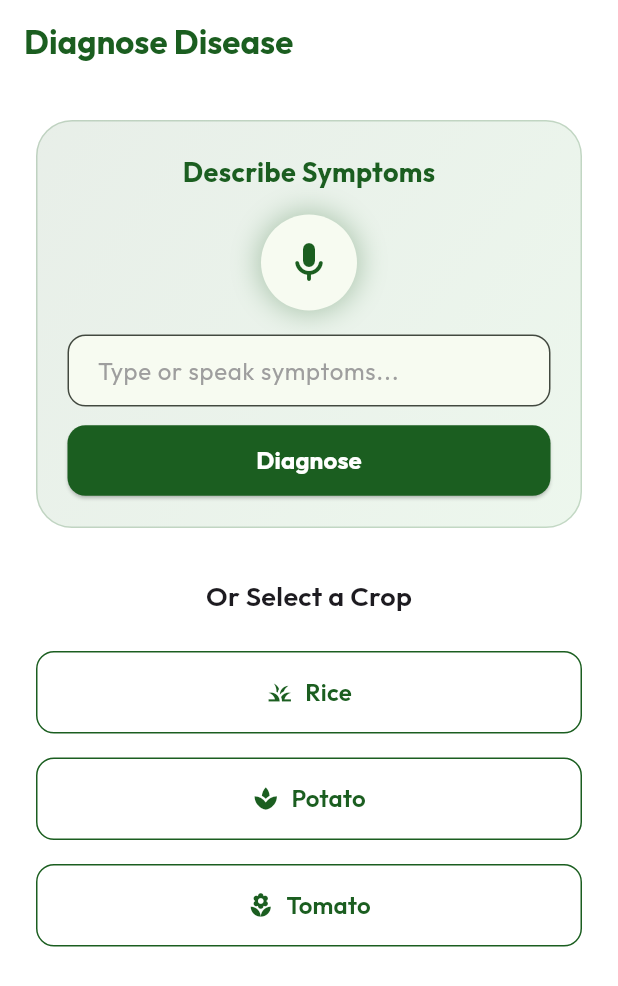
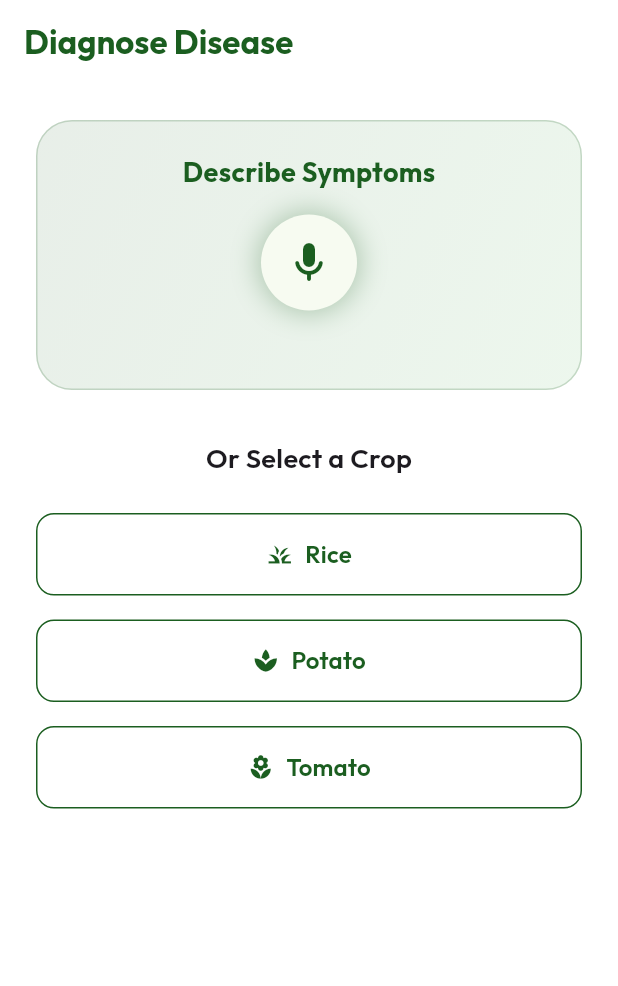
Before and after one commit to AnjalSubedi/AgroMind, a Flutter app: the DiagnoseScreen screen opened directly, on a phone screen of 412 x 824 dp. Shown: the top 986 px of the screen. Run offline on Flutter 3.47's test engine with Material 3 defaults, Android fonts, the phone set to English and light mode, and no system bars; our stand-ins replace audioplayers, cloud_firestore, firebase_auth, firebase_core, flutter_dotenv, geolocator and 4 more; missing offline and left inert: onnxruntime, record; accounts and stored records are empty; network calls fail.

Commit message:
first proper functioning app

```diff
--- a/lib/screens/diagnose_screen.dart
+++ b/lib/screens/diagnose_screen.dart
@@ -21,9 +21,7 @@ class DiagnoseScreen extends StatefulWidget {
 class _DiagnoseScreenState extends State<DiagnoseScreen> {
   late AudioRecorder _audioRecorder;
   bool _isRecording = false;
-  String _text = '';
   bool _isAnalyzing = false;
-  final TextEditingController _textController = TextEditingController();
 
   @override
   void initState() {
@@ -33,7 +31,7 @@ class _DiagnoseScreenState extends State<DiagnoseScreen> {
 
   @override
   void dispose() {
-    _textController.dispose();
+    // _textController removed
     _audioRecorder.dispose();
     super.dispose();
   }
@@ -75,8 +73,7 @@ class _DiagnoseScreenState extends State<DiagnoseScreen> {
 
           setState(() {
             _isRecording = true;
-            _text = '';
-            _textController.clear();
+            // _text reset removed
           });
         }
       }
@@ -111,24 +108,7 @@ class _DiagnoseScreenState extends State<DiagnoseScreen> {
     }
   }
 
-  Future<void> _analyzeText(String text) async {
-    if (text.trim().isEmpty) return;
-
-    setState(() => _isAnalyzing = true);
-    try {
-      final api = ApiService();
-      final String lang = Localizations.localeOf(context).languageCode;
-      final response = await api.diagnoseText(text, languageCode: lang);
-      _processDiagnosisResponse(response, text);
-    } catch (e) {
-      if (mounted)
-        ScaffoldMessenger.of(
-          context,
-        ).showSnackBar(SnackBar(content: Text('Error: $e')));
-    } finally {
-      if (mounted) setState(() => _isAnalyzing = false);
-    }
-  }
+  // _analyzeText removed
 
   void _processDiagnosisResponse(
     Map<String, dynamic> response,
@@ -136,10 +116,7 @@ class _DiagnoseScreenState extends State<DiagnoseScreen> {
   ) {
     if (response['success'] == true && response['predictions'] != null) {
       // Update text field with what was understood
-      setState(() {
-        _text = originalText;
-        _textController.text = originalText;
-      });
+      // Text update removed
 
       final predictions = response['predictions'] as List;
       if (predictions.isNotEmpty) {
@@ -271,50 +248,8 @@ class _DiagnoseScreenState extends State<DiagnoseScreen> {
                       ),
                     ),
                     const SizedBox(height: 16),
-                    TextField(
-                      controller: _textController,
-                      decoration: InputDecoration(
-                        hintText: "Type or speak symptoms...",
-                        hintStyle: GoogleFonts.outfit(color: Colors.grey),
-                        border: OutlineInputBorder(
-                          borderRadius: BorderRadius.circular(12),
-                        ),
-                        filled: true,
-                        fillColor: theme.cardColor,
-                        contentPadding: const EdgeInsets.symmetric(
-                          horizontal: 16,
-                          vertical: 12,
-                        ),
-                      ),
-                      maxLines: 3,
-                      minLines: 1,
-                      style: GoogleFonts.outfit(),
-                      onChanged: (val) => _text = val,
-                    ),
-                    const SizedBox(height: 12),
-                    SizedBox(
-                      width: double.infinity,
-                      child: ElevatedButton(
-                        onPressed: _isAnalyzing
-                            ? null
-                            : () => _analyzeText(_textController.text),
-                        style: ElevatedButton.styleFrom(
-                          backgroundColor: colorScheme.primary,
-                          foregroundColor: Colors.white,
-                          shape: RoundedRectangleBorder(
-                            borderRadius: BorderRadius.circular(12),
-                          ),
-                          padding: const EdgeInsets.symmetric(vertical: 12),
-                        ),
-                        child: Text(
-                          "Diagnose",
-                          style: GoogleFonts.outfit(
-                            fontWeight: FontWeight.bold,
-                            fontSize: 16,
-                          ),
-                        ),
-                      ),
-                    ),
+                    const SizedBox(height: 16),
+                    // TextField and Button removed as per request to disable typing symptoms
                   ],
                 ),
               ),
```
Also changed, not shown: 1 other file.
